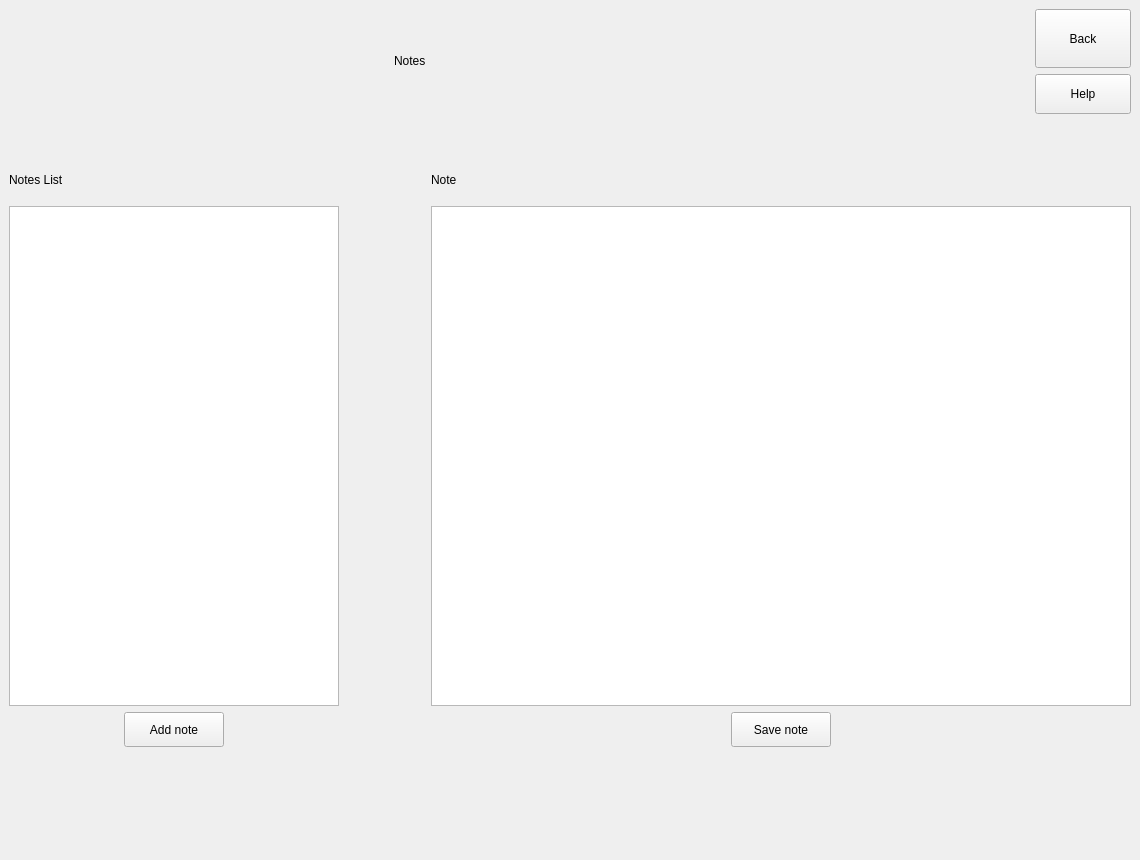
Demonim/Simargl-Study-Project, file main/UI/notes.ui: the form before one commit.
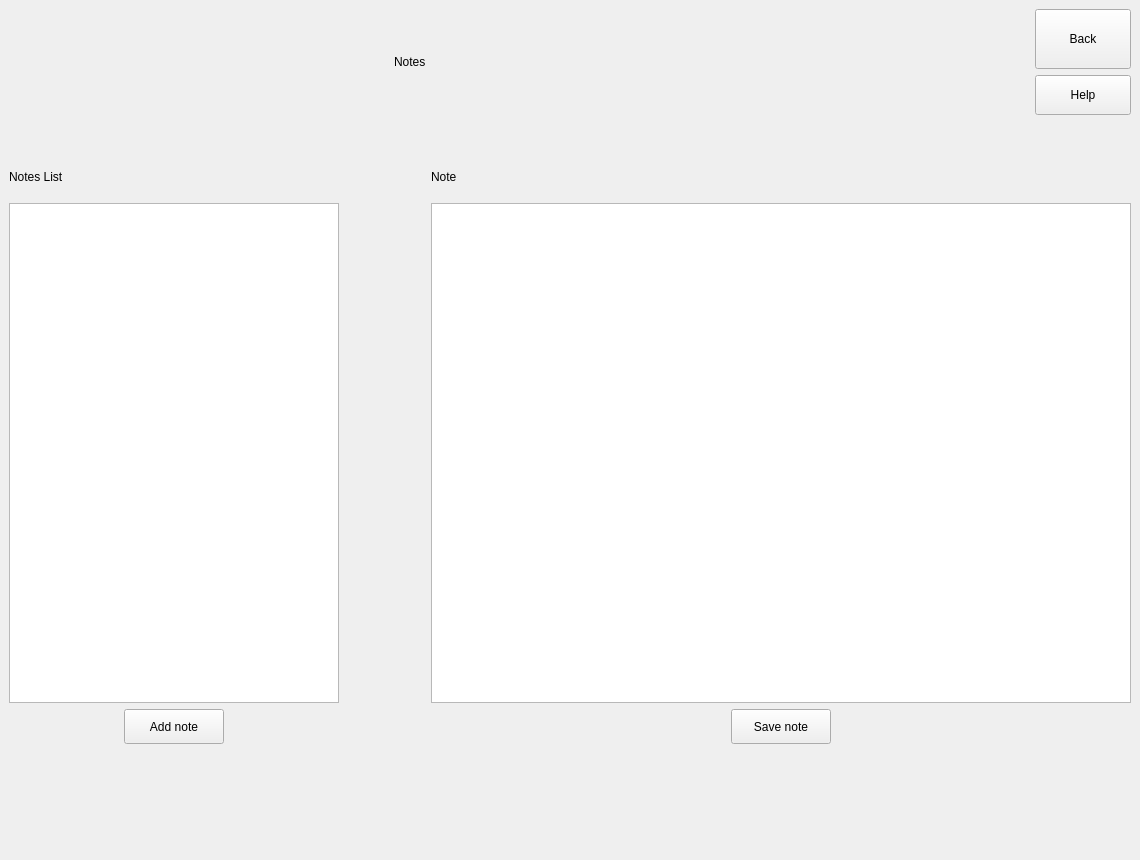
The form after the commit.

```diff
--- a/main/UI/notes.ui
+++ b/main/UI/notes.ui
@@ -32,7 +32,19 @@
    <string>MainWindow</string>
   </property>
   <widget class="QWidget" name="centralwidget">
-   <layout class="QVBoxLayout" name="verticalLayout_4">
+   <property name="minimumSize">
+    <size>
+     <width>1140</width>
+     <height>860</height>
+    </size>
+   </property>
+   <property name="maximumSize">
+    <size>
+     <width>1920</width>
+     <height>1080</height>
+    </size>
+   </property>
+   <layout class="QVBoxLayout" name="verticalLayout_4" stretch="3,1,10,3">
     <item>
      <layout class="QHBoxLayout" name="horizontalLayout" stretch="4,1,4,1">
       <item>
```
